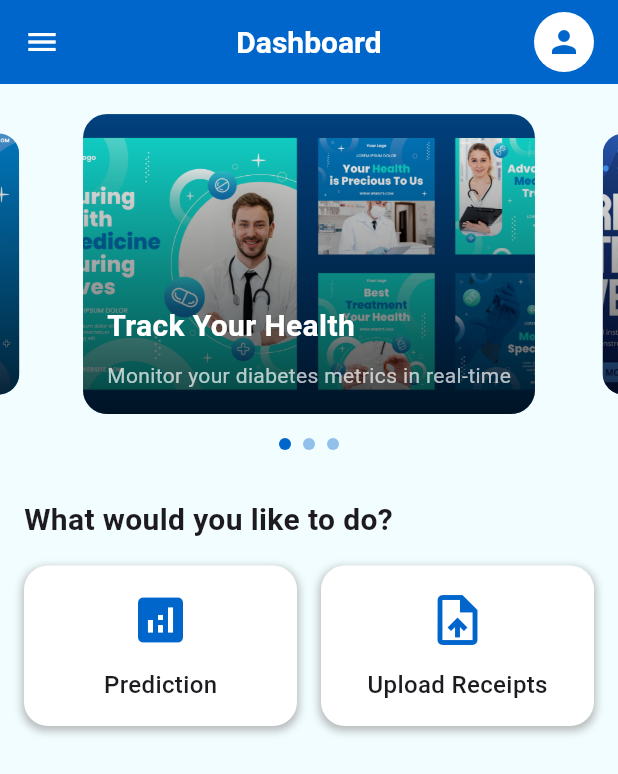
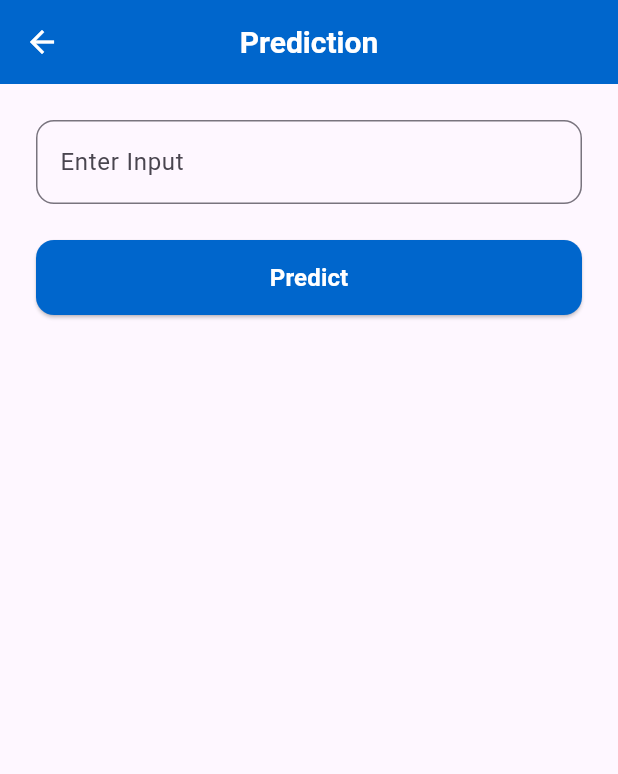
Before and after one commit to Zabith-Fulail/SugarMate, a Flutter app: the HomeMainView screen opened by its route, after a tap on "Prediction", on a phone screen of 412 x 824 dp. Shown: the top 774 px of the screen. Run offline on Flutter 3.47's test engine with Material 3 defaults, Android fonts, the phone set to English and light mode, and no system bars; drawn by our look-alikes of carousel_slider; our stand-ins replace bloc, connectivity_plus, dartz, device_info_plus, dio, equatable and 9 more; accounts and stored records are empty.

Commit message:
created prediction_details_view.dart

```diff
--- a/lib/features/presentation/views/home_view/home_main_view.dart
+++ b/lib/features/presentation/views/home_view/home_main_view.dart
@@ -140,7 +140,7 @@ class _HomeMainViewState extends State<HomeMainView> {
                           icon: Icons.analytics,
                           title: 'Prediction',
                           onTap: () {
-                            // TODO: Navigate to prediction screen
+                            Navigator.pushNamed(context, Routes.kPredictionView);
                           },
                         ),
                       ),
--- /dev/null
+++ b/lib/features/presentation/views/prediction/prediction_details_view.dart
@@ -0,0 +1,107 @@
+import 'package:flutter/material.dart';
+
+import '../../../../utils/app_colors.dart';
+
+class PredictionDetailsView extends StatefulWidget {
+  const PredictionDetailsView({super.key});
+
+  @override
+  State<PredictionDetailsView> createState() => _PredictionDetailsViewState();
+}
+
+class _PredictionDetailsViewState extends State<PredictionDetailsView> {
+  final TextEditingController _inputController = TextEditingController();
+  String? _predictionResult;
+  bool _isLoading = false;
+
+  Future<void> _predict() async {
+    setState(() {
+      _isLoading = true;
+      _predictionResult = null;
+    });
+
+    await Future.delayed(const Duration(seconds: 2)); // Simulate API call
+
+    setState(() {
+      _isLoading = false;
+      _predictionResult = "Prediction: Positive ✅"; // Example result
+    });
+  }
+
+  @override
+  Widget build(BuildContext context) {
+    return Scaffold(
+      appBar: AppBar(
+        iconTheme: IconThemeData(color: AppColors.appWhiteColor),
+        backgroundColor: AppColors.primaryColor,
+        foregroundColor: AppColors.appWhiteColor,
+        title: const Text("Prediction"),
+        centerTitle: true,
+        titleTextStyle: const TextStyle(
+          fontSize: 20,
+          fontWeight: FontWeight.bold,
+          color: AppColors.appWhiteColor,
+        ),
+      ),
+      body: Padding(
+        padding: const EdgeInsets.all(24.0),
+        child: Column(
+          children: [
+            TextField(
+              controller: _inputController,
+              decoration: InputDecoration(
+                labelText: "Enter Input",
+                border: OutlineInputBorder(
+                  borderRadius: BorderRadius.circular(12),
+                ),
+              ),
+            ),
+            const SizedBox(height: 24),
+            SizedBox(
+              width: double.infinity,
+              height: 50,
+              child: ElevatedButton(
+                onPressed: _predict,
+                style: ElevatedButton.styleFrom(
+                  backgroundColor: AppColors.primaryColor,
+                  shape: RoundedRectangleBorder(
+                    borderRadius: BorderRadius.circular(12),
+                  ),
+                ),
+                child: const Text(
+                  "Predict",
+                  style: TextStyle(
+                    fontWeight: FontWeight.bold,
+                    fontSize: 16,
+                    color: AppColors.appWhiteColor,
+                  ),
+                ),
+              ),
+            ),
+            const SizedBox(height: 30),
+            if (_isLoading) const CircularProgressIndicator(),
+            if (_predictionResult != null)
+              Container(
+                padding: const EdgeInsets.all(16),
+                margin: const EdgeInsets.only(top: 20),
+                width: double.infinity,
+                decoration: BoxDecoration(
+                  color: Colors.green.shade100,
+                  borderRadius: BorderRadius.circular(12),
+                ),
+                child: Text(
+                  _predictionResult!,
+                  textAlign: TextAlign.center,
+                  style: const TextStyle(
+                    fontSize: 18,
+                    fontWeight: FontWeight.bold,
+                    color: Colors.green,
+                  ),
+                ),
+              ),
+          ],
+        ),
+      ),
+    );
+  }
+}
--- a/lib/utils/navigation_routes.dart
+++ b/lib/utils/navigation_routes.dart
@@ -8,6 +8,7 @@ import 'package:sugar_mate/features/presentation/views/splash_screen/splash_scre
 import '../features/presentation/views/doctors/data/doctor.dart';
 import '../features/presentation/views/doctors/doctor_details.dart';
 import '../features/presentation/views/doctors/doctors_view.dart';
+import '../features/presentation/views/prediction/prediction_details_view.dart';
 import '../features/presentation/views/profile_view/profile_view.dart';
 import '../features/presentation/views/settings/settings_view.dart';
 import '../features/presentation/views/upload_receipt/upload_receipt_view.dart';
@@ -25,6 +26,7 @@ class Routes {
   static const String kDoctorDetails = "kDoctorDetails";
   static const String kSettingsView = "kSettingsView";
   static const String kUploadReceiptView = "kUploadReceiptView";
+  static const String kPredictionView = "kPredictionView";
 
   static Route<dynamic> generateRoute(RouteSettings settings) {
     Widget page;
@@ -60,6 +62,9 @@ class Routes {
       case Routes.kUploadReceiptView:
         page = UploadReceiptView();
         break;
+      case Routes.kPredictionView:
+        page = PredictionDetailsView();
+        break;
       default:
         page = Scaffold(
           backgroundColor: AppColors.whiteColor,
```
